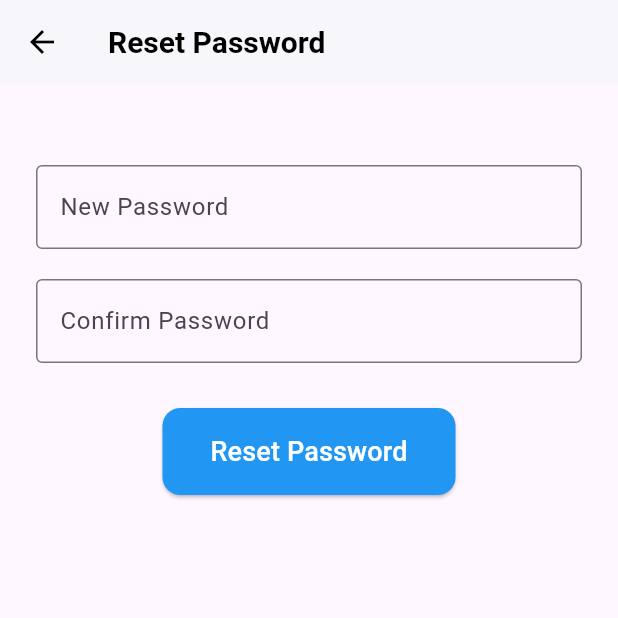
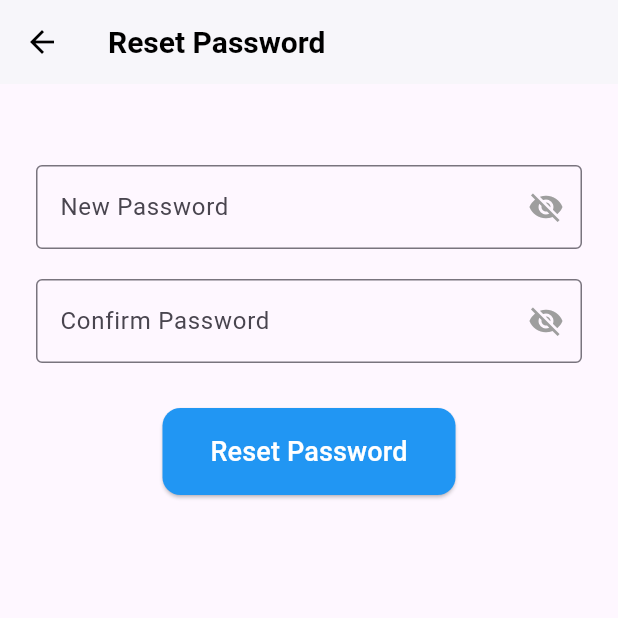
Before and after one commit to vin8003/buyeasy_mobile, a Flutter app: the ResetPasswordScreen screen opened directly, on a phone screen of 412 x 824 dp, the top half of it. Run offline on Flutter 3.47's test engine with Material 3 defaults, Android fonts, the phone set to English and light mode, and no system bars; our stand-ins replace cached_network_image, dio, firebase_auth, firebase_core, firebase_messaging, flutter_dotenv and 5 more; accounts and stored records are empty.

Commit message:
icon update

```diff
--- a/lib/screens/reset_password_screen.dart
+++ b/lib/screens/reset_password_screen.dart
@@ -16,6 +16,8 @@
   final _formKey = GlobalKey<FormState>();
   String? _password;
   String? _confirmPassword;
+  bool _isPasswordVisible = false;
+  bool _isConfirmPasswordVisible = false;
 
   @override
   Widget build(BuildContext context) {
@@ -30,10 +32,23 @@
               children: [
                 const SizedBox(height: 30),
                 TextFormField(
-                  obscureText: true,
-                  decoration: const InputDecoration(
+                  obscureText: !_isPasswordVisible,
+                  decoration: InputDecoration(
                     labelText: 'New Password',
                     border: OutlineInputBorder(),
+                    suffixIcon: IconButton(
+                      icon: Icon(
+                        _isPasswordVisible
+                            ? Icons.visibility
+                            : Icons.visibility_off,
+                        color: Colors.grey,
+                      ),
+                      onPressed: () {
+                        setState(() {
+                          _isPasswordVisible = !_isPasswordVisible;
+                        });
+                      },
+                    ),
                   ),
                   validator: (value) {
                     if (value == null || value.length < 6) {
@@ -45,10 +60,24 @@
                 ),
                 const SizedBox(height: 20),
                 TextFormField(
-                  obscureText: true,
-                  decoration: const InputDecoration(
+                  obscureText: !_isConfirmPasswordVisible,
+                  decoration: InputDecoration(
                     labelText: 'Confirm Password',
                     border: OutlineInputBorder(),
+                    suffixIcon: IconButton(
+                      icon: Icon(
+                        _isConfirmPasswordVisible
+                            ? Icons.visibility
+                            : Icons.visibility_off,
+                        color: Colors.grey,
+                      ),
+                      onPressed: () {
+                        setState(() {
+                          _isConfirmPasswordVisible =
+                              !_isConfirmPasswordVisible;
+                        });
+                      },
+                    ),
                   ),
                   validator: (value) {
                     if (value == null || value.length < 6) {
```
Also changed, not shown: lib/screens/forgot_password_screen.dart (+31 -2 lines), lib/screens/login_screen.dart (+15 -1 lines), lib/screens/set_password_screen.dart (+33 -4 lines), lib/screens/signup_screen.dart (+31 -2 lines), pubspec.yaml (+7 -0 lines), 30 other files.
